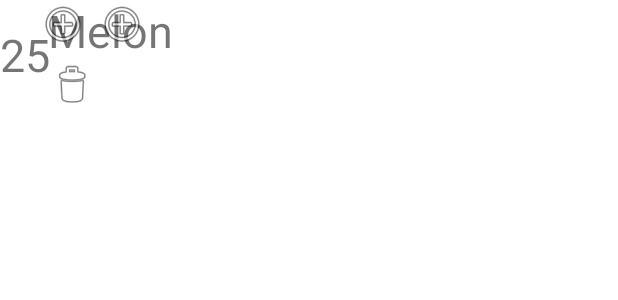
After one commit to eshinhw/GroceriesList, an Android app: the layout item.xml on its own in the app's theme, with its tools: preview values and no code run, on a phone screen of 412 x 824 dp. The commit adds this screen. Shown: the top 300 px of the screen. Run offline under Robolectric (Android 15) with nearby library versions, the phone set to English and light mode, and no system bars.

Commit message:
updated recyclerView

```diff
--- a/app/build.gradle
+++ b/app/build.gradle
@@ -1,6 +1,8 @@
 plugins {
     id 'com.android.application'
     id 'org.jetbrains.kotlin.android'
+    id 'kotlin-android'
+    id 'kotlin-android-extensions'
 }
 
 android {
--- /dev/null
+++ b/app/src/main/res/layout/item.xml
@@ -0,0 +1,56 @@
+<?xml version="1.0" encoding="utf-8"?>
+<androidx.constraintlayout.widget.ConstraintLayout xmlns:android="http://schemas.android.com/apk/res/android"
+    xmlns:app="http://schemas.android.com/apk/res-auto"
+    xmlns:tools="http://schemas.android.com/tools"
+    android:layout_width="match_parent"
+    android:layout_height="wrap_content">
+
+    <TextView
+        android:id="@+id/tvName"
+        android:layout_width="wrap_content"
+        android:layout_height="wrap_content"
+        android:layout_marginStart="32dp"
+        android:text="Melon"
+        android:textSize="30sp"
+        app:layout_constraintStart_toStartOf="parent"
+        app:layout_constraintTop_toTopOf="parent" />
+
+    <TextView
+        android:id="@+id/tvAmount"
+        android:layout_width="wrap_content"
+        android:layout_height="wrap_content"
+        android:text="25"
+        android:textSize="30sp"
+        app:layout_constraintBottom_toBottomOf="parent"
+        app:layout_constraintTop_toTopOf="parent"
+        tools:layout_editor_absoluteX="281dp" />
+
+    <ImageView
+        android:id="@+id/imageView"
+        android:layout_width="wrap_content"
+        android:layout_height="wrap_content"
+        app:layout_constraintStart_toStartOf="@+id/tvName"
+        app:layout_constraintTop_toBottomOf="@+id/tvName"
+        app:srcCompat="@android:drawable/ic_menu_delete" />
+
+    <ImageView
+        android:id="@+id/imageView2"
+        android:layout_width="wrap_content"
+        android:layout_height="wrap_content"
+        android:layout_marginStart="32dp"
+        app:layout_constraintStart_toEndOf="@+id/tvAmount"
+        app:srcCompat="@android:drawable/ic_menu_add"
+        tools:layout_editor_absoluteY="20dp" />
+
+    <ImageView
+        android:id="@+id/imageView3"
+        android:layout_width="wrap_content"
+        android:layout_height="wrap_content"
+        android:layout_marginEnd="32dp"
+        app:layout_constraintEnd_toStartOf="@+id/tvAmount"
+        app:layout_constraintStart_toEndOf="@+id/tvName"
+        app:srcCompat="@android:drawable/ic_menu_add"
+        tools:layout_editor_absoluteY="20dp" />
+
+
+</androidx.constraintlayout.widget.ConstraintLayout>
```
Also changed, not shown: app/src/main/java/com/eddieshin/shoppinglist/ItemsAdapter.kt (added, +38 -0 lines), app/src/main/java/com/eddieshin/shoppinglist/MainActivity.kt (+23 -0 lines), app/src/main/java/com/eddieshin/shoppinglist/ShoppingDao.kt (added, +14 -0 lines), app/src/main/res/layout/activity_main.xml (+6 -8 lines).
